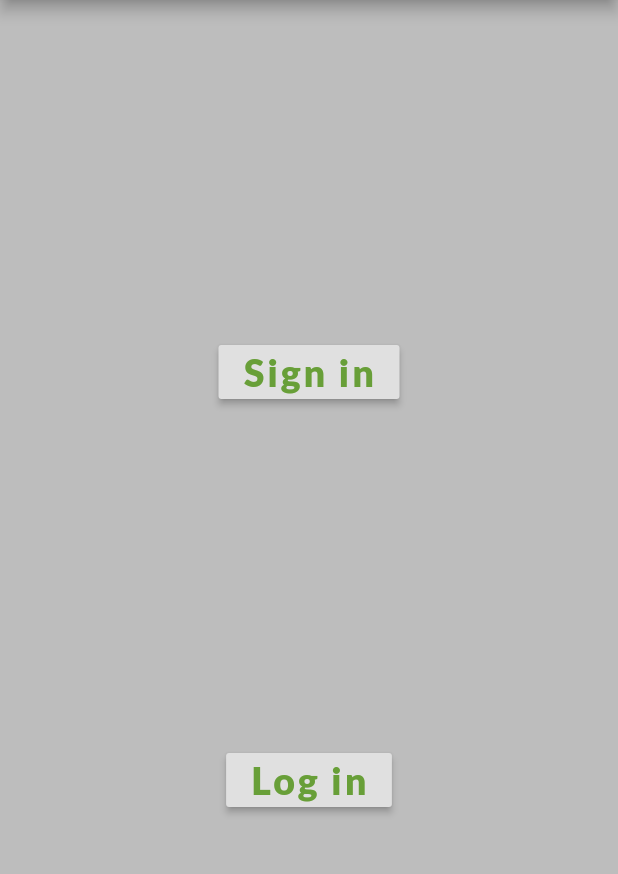
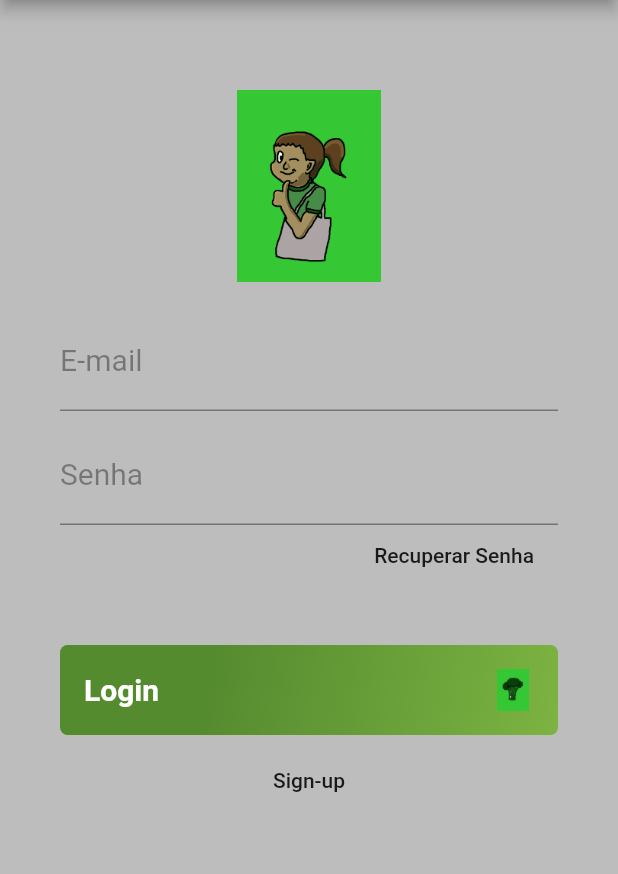
Before and after one commit to matheusgm/Videco, a Flutter app: the screen it shows after launch, on a phone screen of 412 x 824 dp, the part 84-958 px from its top. Run offline on Flutter 3.47's test engine with Material 2 defaults, Android fonts, the light colour scheme and no system bars.

Commit message:
nova tela de login

```diff
--- a/lib/pages/open.dart
+++ b/lib/pages/open.dart
@@ -1,29 +1,88 @@
 import 'package:flutter/material.dart';
 
-class Opening extends StatefulWidget {
-  @override
-  _OpeningState createState() => _OpeningState();
-}
-
-class _OpeningState extends State<Opening> {
+class Opening extends StatelessWidget {
   @override
   Widget build(BuildContext context) {
     return Scaffold(
       appBar: openAppBar(),
-      backgroundColor: Colors.grey[400],
-      body: Row(
-        crossAxisAlignment: CrossAxisAlignment.center,
-        mainAxisAlignment: MainAxisAlignment.spaceEvenly,
-        children: <Widget>[
-          Column(
-            crossAxisAlignment: CrossAxisAlignment.center,
-            mainAxisAlignment: MainAxisAlignment.spaceEvenly,
-            children: <Widget>[
-              buttonWidget('Sign in','/character'),
-              buttonWidget('Log in','/profile'),
-            ],
-          ),
-        ],
+      body: Container(
+        padding: EdgeInsets.only(top: 60, left: 40, right: 40),
+        color: Colors.grey[400],
+        child: ListView(
+          children: <Widget>[
+            SizedBox(
+              width: 128,
+              height: 128,
+              child:  Image.asset('Assets/Light.jpg')
+
+            ),
+            SizedBox(
+              height: 20,
+            ),
+            textFormWidget("E-mail",TextInputType.emailAddress),
+            SizedBox(
+              height: 10,
+            ),
+            textFormWidget("Senha",TextInputType.text, obscureText:true),
+
+            containerButton("Recuperar Senha",TextAlign.right,(){},alignment: Alignment.centerRight),
+
+            SizedBox(
+              height: 40,
+            ),
+            Container(
+              height: 60,
+              alignment: Alignment.centerLeft,
+              decoration: BoxDecoration(
+                gradient: LinearGradient(
+                  begin: Alignment.topLeft,
+                  end: Alignment.bottomRight,
+                  stops: [0.3, 1],
+                  colors: [
+                    Colors.lightGreen[800],
+                    Colors.lightGreen[600],
+                  ],
+                ),
+                borderRadius: BorderRadius.all(
+                  Radius.circular(5),
+                ),
+              ),
+              child: SizedBox.expand(
+                child: FlatButton(
+                  child: Row(
+                    mainAxisAlignment: MainAxisAlignment.spaceBetween,
+                    children: <Widget>[
+                      Text(
+                        "Login",
+                        style: TextStyle(
+                          fontWeight: FontWeight.bold,
+                          color: Colors.white,
+                          fontSize: 20,
+                        ),
+                        textAlign: TextAlign.left,
+                      ),
+                      Container(
+                        child: SizedBox(
+                          child: Image.asset("Assets/Hardcore.jpg"),
+                          height: 28,
+                          width: 28,
+                        ),
+                      )
+                    ],
+                  ),
+                  onPressed: () {
+                    Navigator.pushNamed(context, "/profile");
+                  },
+                ),
+              ),
+            ),
+            SizedBox(
+              height: 10,
+            ),
+            containerButton("Sign-up",TextAlign.center,(){Navigator.pushNamed(context, "/character");}),
+
+          ],
+        ),
       ),
     );
   }
@@ -43,18 +102,37 @@ class _OpeningState extends State<Opening> {
     );
   }
 
-  Widget buttonWidget(texto,rota){
-    return RaisedButton(
-      onPressed: () {
-        Navigator.pushNamed(context, rota);
-      },
-      child: Text(texto,
-        style: TextStyle(
-          fontFamily: 'Lato',
-          fontSize: 25.0,
-          letterSpacing: 2.0,
-          color: Colors.lightGreen[700]
+  Widget textFormWidget(text, textInputType,{obscureText = false}){
+    return TextFormField(
+      // autofocus: true,
+      keyboardType: textInputType,
+      obscureText: obscureText,
+      decoration: InputDecoration(
+        labelText: text,
+        labelStyle: TextStyle(
+          color: Colors.black38,
+          fontWeight: FontWeight.w400,
+          fontSize: 20,
         ),
+        focusedBorder: UnderlineInputBorder(
+          borderSide: BorderSide(color: Colors.lightGreen[700]),
+        ),
+      ),
+      style: TextStyle(fontSize: 20),
+      cursorColor: Colors.lightGreen[700],
+    );
+  }
+
+  Widget containerButton(texto,textAlign,onClick,{alignment = Alignment.center}){
+    return Container(
+      height: 40,
+      alignment: alignment,
+      child: FlatButton(
+        child: Text(
+          texto,
+          textAlign: textAlign,
+        ),
+        onPressed: onClick,
       ),
     );
   }
```
